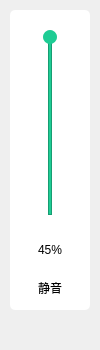
Old version of the form QQMusic/volumetool.ui in the repository Lotso-ww/music-player-client.
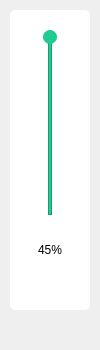
New version of the form.

Commit message: 设置VolumeTool的默认音量

Diff of the .ui file:
```diff
--- a/QQMusic/volumetool.ui
+++ b/QQMusic/volumetool.ui
@@ -62,7 +62,7 @@
 }</string>
     </property>
     <property name="text">
-     <string>静音</string>
+     <string/>
     </property>
    </widget>
    <widget class="QLabel" name="volumeRatio">
```
The commit also changes 2 other files.
